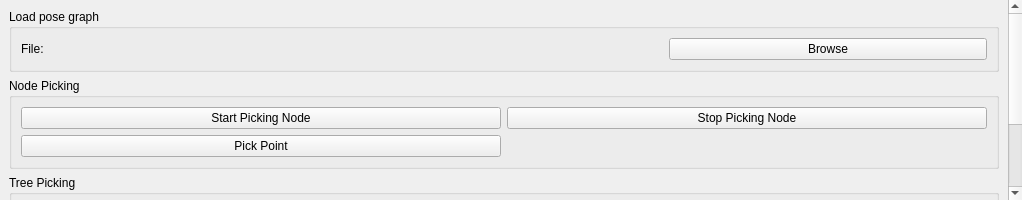
First picture: the form in src/director_digiforest/ui/ddForestPayloads.ui, repository ori-drs/director_digiforest_archived, before the edit.
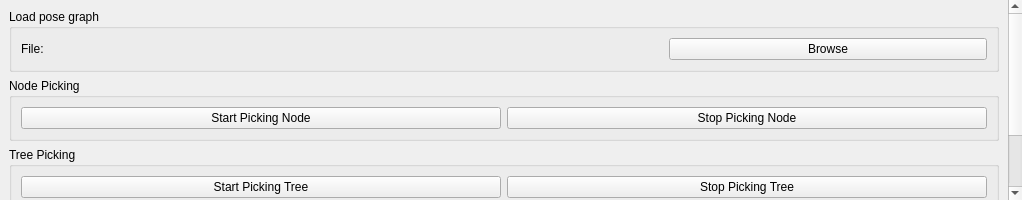
Second picture: the form after the edit.

Commit message: remove unused button

```diff
--- a/src/director_digiforest/ui/ddForestPayloads.ui
+++ b/src/director_digiforest/ui/ddForestPayloads.ui
@@ -124,13 +124,6 @@
             </property>
            </widget>
           </item>
-          <item row="1" column="0">
-           <widget class="QPushButton" name="pickButtonCombinedPointCloud">
-            <property name="text">
-             <string>Pick Point</string>
-            </property>
-           </widget>
-          </item>
          </layout>
         </widget>
        </item>
```
Left out of the diff: 2 changed lines with no effect on the pictures. The commit also changes 1 other file.
